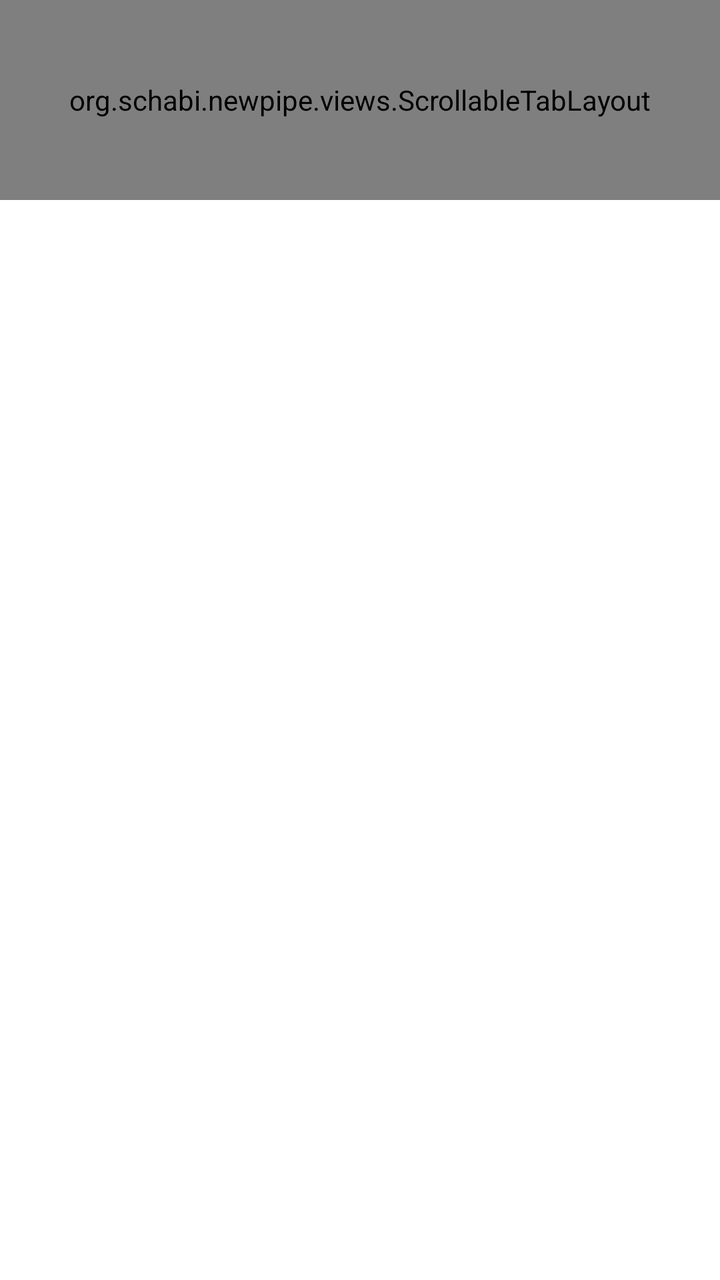
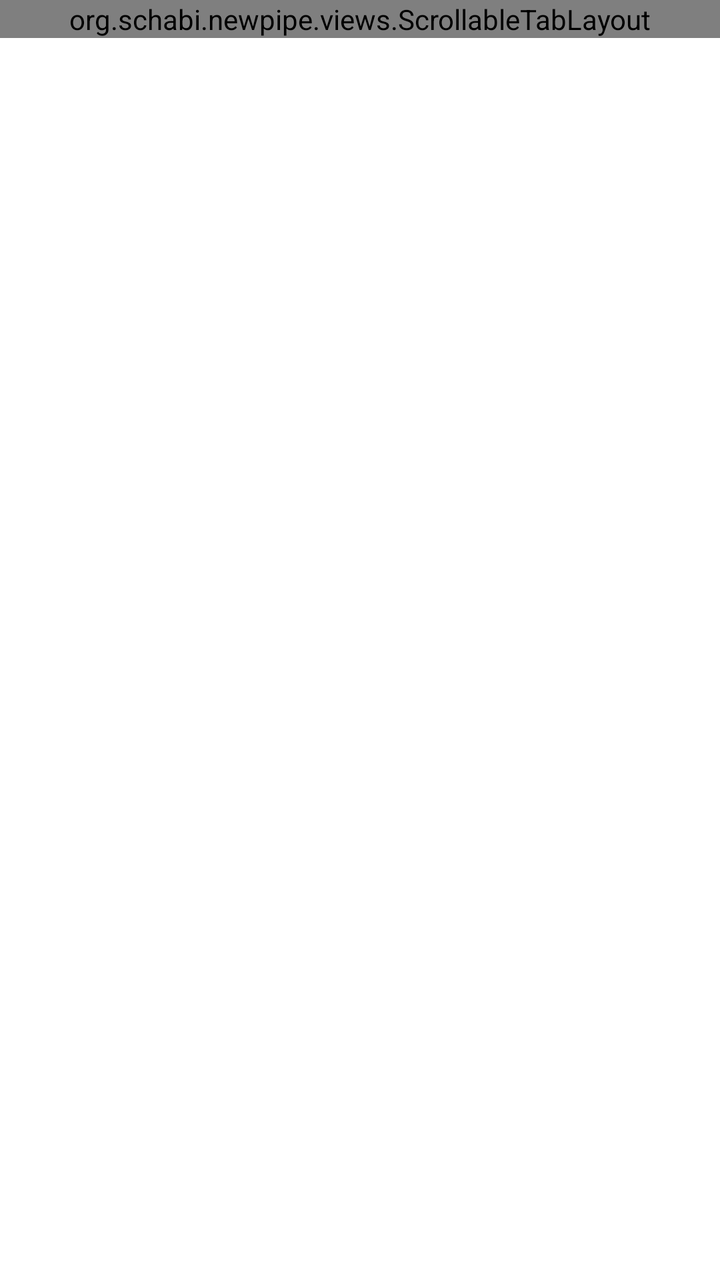

Screens rendered from an Android XML layout before and after an edit, with the pre-edit source and the edit as a unified diff.
<!-- AndroidManifest.xml: application theme OpeningTheme -->
<!-- res/layout/fragment_main.xml -->
<?xml version="1.0" encoding="utf-8"?>
<RelativeLayout xmlns:android="http://schemas.android.com/apk/res/android"
    xmlns:app="http://schemas.android.com/apk/res-auto"
    android:layout_width="match_parent"
    android:layout_height="match_parent">


    <org.schabi.newpipe.views.ScrollableTabLayout
        android:id="@+id/main_tab_layout"
        android:layout_width="match_parent"
        android:layout_height="100dp"
        android:layout_alignParentTop="true"
        android:background="?attr/colorPrimary"
        android:paddingTop="16dp"
        android:paddingBottom="16dp"
        app:tabRippleColor="@color/white"
        app:tabIconTint="@color/white"
        app:tabIndicatorColor="@color/white"
        app:tabGravity="fill"
        app:tabMinWidth="160dp"
        app:tabTextAppearance="@style/CarTabTextAppearance" />

    <androidx.viewpager.widget.ViewPager
        android:id="@+id/pager"
        android:layout_width="match_parent"
        android:layout_height="match_parent"
        android:layout_below="@id/main_tab_layout" />

</RelativeLayout>
<!-- resources referenced by this layout -->
<resources>
  <style name="CarTabTextAppearance" parent="TextAppearance.Design.Tab">
          <item name="android:textSize">30sp</item>
          <item name="android:lineSpacingMultiplier">1.3</item>
          <item name="android:letterSpacing">0.02</item>
          <item name="android:textStyle">normal</item>
          <item name="android:textColor">@color/white</item>
      </style>
  <style name="OpeningTheme" parent="Base.OpeningTheme" />
  <style name="Base.OpeningTheme" parent="Base.V21.OpeningTheme">
          <item name="android:navigationBarColor">@color/light_youtube_primary_color</item>
      </style>
  <style name="Base.V21.OpeningTheme" parent="Theme.AppCompat.DayNight.NoActionBar">
          <item name="colorPrimary">@android:color/transparent</item>
          <item name="colorPrimaryDark">@android:color/transparent</item>
          <item name="colorAccent">@android:color/transparent</item>
  
          <item name="android:windowBackground">@drawable/splash_background</item>
      </style>
</resources>

<!-- the commit's change to res/layout/fragment_main.xml (unified diff, before → after) -->
@@ -8,17 +8,14 @@
     <org.schabi.newpipe.views.ScrollableTabLayout
         android:id="@+id/main_tab_layout"
         android:layout_width="match_parent"
-        android:layout_height="100dp"
+        android:layout_height="wrap_content"
         android:layout_alignParentTop="true"
         android:background="?attr/colorPrimary"
-        android:paddingTop="16dp"
-        android:paddingBottom="16dp"
         app:tabRippleColor="@color/white"
         app:tabIconTint="@color/white"
         app:tabIndicatorColor="@color/white"
         app:tabGravity="fill"
-        app:tabMinWidth="160dp"
-        app:tabTextAppearance="@style/CarTabTextAppearance" />
+        app:tabMinWidth="60dp" />
 
     <androidx.viewpager.widget.ViewPager
         android:id="@+id/pager"
<!-- resource entries referenced after the edit -->
@@ -1,12 +1,5 @@
 <!-- resources referenced by this layout -->
 <resources>
-  <style name="CarTabTextAppearance" parent="TextAppearance.Design.Tab">
-          <item name="android:textSize">30sp</item>
-          <item name="android:lineSpacingMultiplier">1.3</item>
-          <item name="android:letterSpacing">0.02</item>
-          <item name="android:textStyle">normal</item>
-          <item name="android:textColor">@color/white</item>
-      </style>
   <style name="OpeningTheme" parent="Base.OpeningTheme" />
   <style name="Base.OpeningTheme" parent="Base.V21.OpeningTheme">
           <item name="android:navigationBarColor">@color/light_youtube_primary_color</item>
